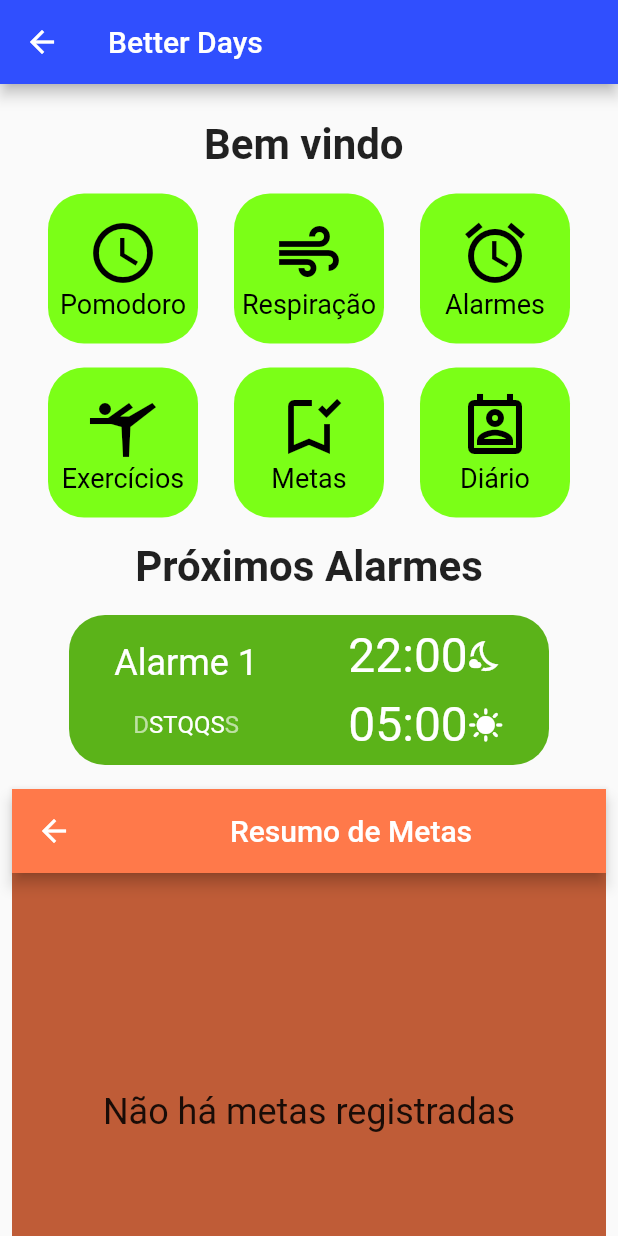
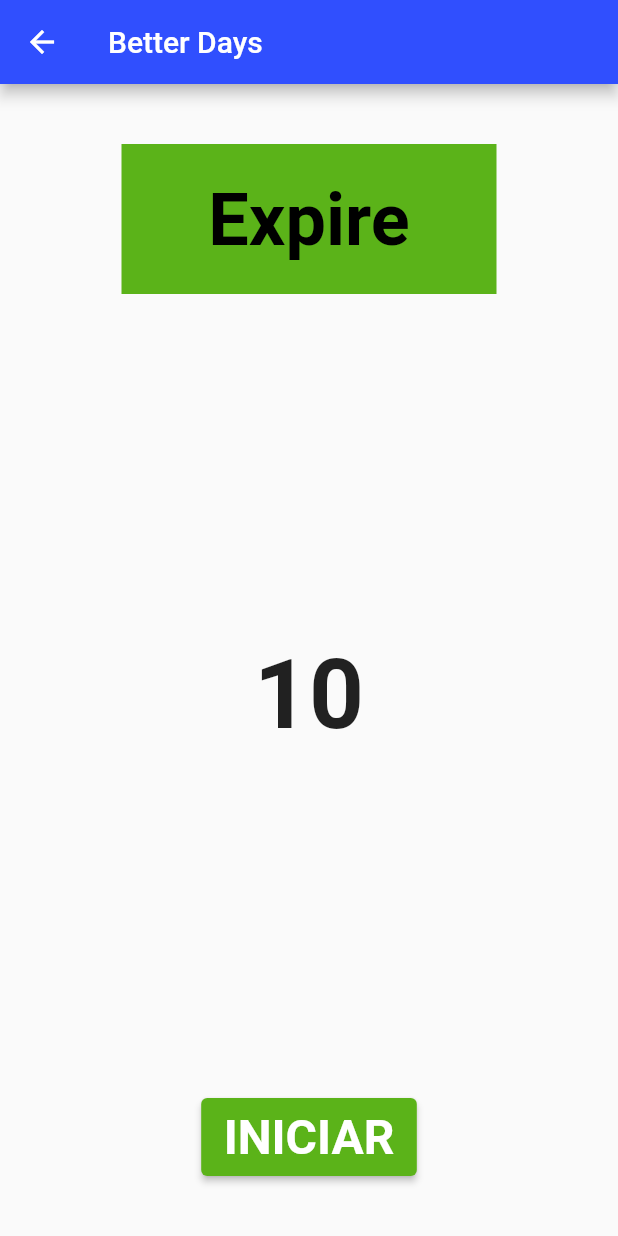
Before and after one commit to SamNascimento/BetterDays, a Flutter app: the TelaPrincipalScreen screen opened by its route, after a tap on "Respiração", on a phone screen of 412 x 824 dp. Run offline on Flutter 3.47's test engine with Material 2 defaults, Android fonts, the phone set to English and light mode, and no system bars; our stand-ins replace shared_preferences, vibration; missing offline and left inert: flutter_ringtone_player, http_interceptor; accounts and stored records are empty; statements that could not run were skipped.

Commit message:
Criando tela do exercício de respiração

```diff
--- a/lib/main.dart
+++ b/lib/main.dart
@@ -2,6 +2,7 @@
 import 'package:better_days/screens/login_screen.dart';
 import 'package:better_days/screens/pomodoro_screen.dart';
 import 'package:better_days/screens/principal_screen.dart';
+import 'package:better_days/screens/respiracao_screen.dart';
 import 'package:flutter/material.dart';
 
 void main() {
@@ -20,6 +21,7 @@
         '/cadastro': (context) => const CadastroScreen(),
         '/home': (context) => const TelaPrincipalScreen(),
         '/pomodoro': (context) => const PomodoroScreen(),
+        '/respiracao': (context) => const RespiracaoScreen(),
       },
     );
   }
--- a/lib/screens/principal_screen.dart
+++ b/lib/screens/principal_screen.dart
@@ -72,7 +72,7 @@ class _TelaPrincipalScreenState extends State<TelaPrincipalScreen> {
                         MenuButton(
                             icone: Icons.air_outlined,
                             nome: 'Respiração',
-                            onClick: () {}),
+                            onClick: () => Navigator.pushNamed(context, '/respiracao')),
                         MenuButton(
                             icone: Icons.alarm, nome: 'Alarmes', onClick: () {}),
                       ],
--- /dev/null
+++ b/lib/screens/respiracao_screen.dart
@@ -0,0 +1,134 @@
+import 'dart:async';
+
+import 'package:flutter/material.dart';
+
+class RespiracaoScreen extends StatefulWidget {
+  const RespiracaoScreen({Key? key}) : super(key: key);
+
+  @override
+  State<RespiracaoScreen> createState() => _RespiracaoScreenState();
+}
+
+class _RespiracaoScreenState extends State<RespiracaoScreen> {
+  Timer? _contagem;
+
+  double _tamanhoTexto = 48;
+  double _alturaContainer = 100;
+  double _larguraContainer = 250;
+
+  bool _cresceu = false;
+  bool _iniciouContagem = false;
+
+  int _segundos = 10;
+
+  Duration _duracaoContagem = const Duration(seconds: 5);
+  final Duration _duracaoZerada = const Duration(seconds: 0);
+
+  void _atualizarTamanho() async {
+    if (_iniciouContagem == true) {
+      return;
+    }
+
+    setState(() {
+      _iniciouContagem = true;
+      _cresceu = true;
+
+      _tamanhoTexto = 64;
+      _alturaContainer = 150;
+      _larguraContainer = 325;
+    });
+
+    _iniciarContagem();
+
+    await Future.delayed(const Duration(seconds: 6));
+
+    setState(() {
+      _cresceu = false;
+      _tamanhoTexto = 48;
+      _alturaContainer = 100;
+      _larguraContainer = 250;
+    });
+  }
+
+  void _iniciarContagem() {
+    _contagem = Timer.periodic(
+        const Duration(seconds: 1), (Timer timer) => _setContagem());
+  }
+
+  void _setContagem() {
+    setState(() {
+      if (_duracaoContagem == _duracaoZerada) {
+        setState(() {
+          _contagem!.cancel();
+
+          _segundos = 10;
+
+          _duracaoContagem = Duration(seconds: _segundos);
+
+          _iniciouContagem = false;
+        });
+      } else {
+        setState(() {
+          _segundos--;
+
+          _duracaoContagem = Duration(seconds: _segundos);
+        });
+      }
+    });
+  }
+
+  @override
+  Widget build(BuildContext context) {
+    return Scaffold(
+      appBar: AppBar(
+        backgroundColor: const Color(0xFF304FFE),
+        title: const Text('Better Days'),
+      ),
+      body: Padding(
+        padding: const EdgeInsets.all(40.0),
+        child: Center(
+          child: Column(
+            mainAxisAlignment: MainAxisAlignment.spaceBetween,
+            children: [
+              AnimatedSize(
+                duration: const Duration(seconds: 5),
+                curve: Curves.linear,
+                child: Container(
+                  color: const Color(0xFF5BB319),
+                  width: _larguraContainer,
+                  height: _alturaContainer,
+                  child: Center(
+                    child: Text(
+                      _cresceu ? 'Inspire' : 'Expire',
+                      style: TextStyle(
+                          color: Colors.black,
+                          fontWeight: FontWeight.bold,
+                          fontSize: _tamanhoTexto),
+                    ),
+                  ),
+                ),
+              ),
+              Text(_segundos.toString(),
+                  style: const TextStyle(
+                      fontSize: 64, fontWeight: FontWeight.bold)),
+              ElevatedButton(
+                onPressed: _atualizarTamanho,
+                style: ElevatedButton.styleFrom(
+                  backgroundColor: const Color(0xFF5BB319),
+                  padding:
+                      const EdgeInsets.symmetric(horizontal: 15, vertical: 7),
+                  textStyle: const TextStyle(
+                    fontSize: 32,
+                    fontWeight: FontWeight.bold,
+                    color: Colors.white,
+                  ),
+                ),
+                child: const Text('INICIAR'),
+              ),
+            ],
+          ),
+        ),
+      ),
+    );
+  }
+}
```
